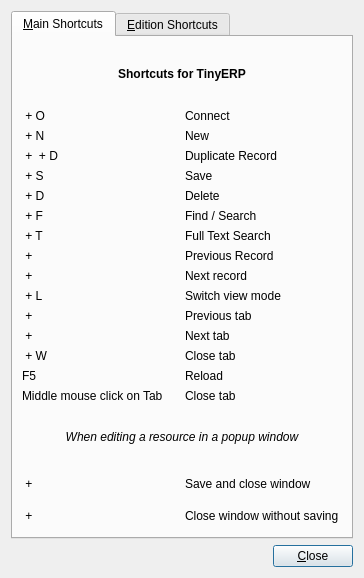
The window that bin/ui/shortcuts.ui (xrg/openerp-client-kde) describes before a commit, drawn with Qt 5.
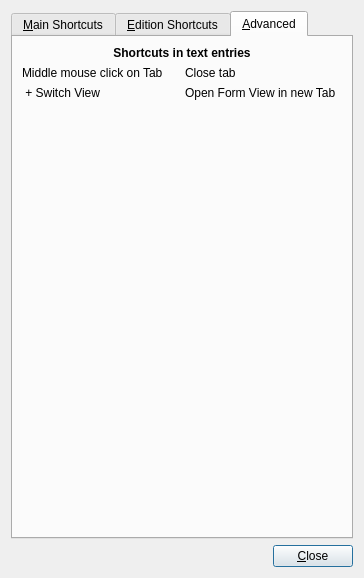
The same window after the commit. Icons and pictures are not drawn.

The edit to the form file:
```diff
--- a/bin/ui/shortcuts.ui
+++ b/bin/ui/shortcuts.ui
@@ -16,7 +16,7 @@
    <item>
     <widget class="QTabWidget" name="tabWidget" >
      <property name="currentIndex" >
-      <number>0</number>
+      <number>2</number>
      </property>
      <widget class="QWidget" name="tab" >
       <attribute name="title" >
@@ -214,20 +214,6 @@
            </property>
           </widget>
          </item>
-         <item row="14" column="0" >
-          <widget class="QLabel" name="label_45" >
-           <property name="text" >
-            <string>Middle mouse click on Tab</string>
-           </property>
-          </widget>
-         </item>
-         <item row="14" column="1" >
-          <widget class="QLabel" name="label_47" >
-           <property name="text" >
-            <string>Close tab</string>
-           </property>
-          </widget>
-         </item>
          <item row="2" column="0" >
           <widget class="QLabel" name="label_48" >
            <property name="text" >
@@ -403,6 +389,68 @@
        </item>
       </layout>
      </widget>
+     <widget class="QWidget" name="tab_3" >
+      <attribute name="title" >
+       <string>&amp;Advanced</string>
+      </attribute>
+      <layout class="QVBoxLayout" >
+       <item>
+        <widget class="QLabel" name="label_50" >
+         <property name="text" >
+          <string>&lt;html>&lt;head>&lt;meta name="qrichtext" content="1" />&lt;style type="text/css">
+p, li { white-space: pre-wrap; }
+&lt;/style>&lt;/head>&lt;body style=" font-family:'Sans Serif'; font-size:9pt; font-weight:400; font-style:normal;">
+&lt;p align="center" style=" margin-top:0px; margin-bottom:0px; margin-left:0px; margin-right:0px; -qt-block-indent:0; text-indent:0px;">&lt;span style=" font-weight:600;">Shortcuts in text entries&lt;/span>&lt;/p>&lt;/body>&lt;/html></string>
+         </property>
+        </widget>
+       </item>
+       <item>
+        <layout class="QGridLayout" >
+         <item row="0" column="0" >
+          <widget class="QLabel" name="label_51" >
+           <property name="text" >
+            <string>Middle mouse click on Tab</string>
+           </property>
+          </widget>
+         </item>
+         <item row="0" column="1" >
+          <widget class="QLabel" name="label_52" >
+           <property name="text" >
+            <string>Close tab</string>
+           </property>
+          </widget>
+         </item>
+         <item row="1" column="0" >
+          <widget class="QLabel" name="label_53" >
+           <property name="text" >
+            <string>&lt;Ctrl> + Switch View</string>
+           </property>
+          </widget>
+         </item>
+         <item row="1" column="1" >
+          <widget class="QLabel" name="label_54" >
+           <property name="text" >
+            <string>Open Form View in new Tab</string>
+           </property>
+          </widget>
+         </item>
+        </layout>
+       </item>
+       <item>
+        <spacer>
+         <property name="orientation" >
+          <enum>Qt::Vertical</enum>
+         </property>
+         <property name="sizeHint" >
+          <size>
+           <width>20</width>
+           <height>40</height>
+          </size>
+         </property>
+        </spacer>
+       </item>
+      </layout>
+     </widget>
     </widget>
    </item>
    <item>
```
